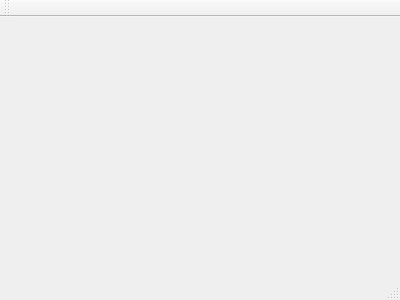
This is mainwindow.ui in ugurkbc/USBCameraVideoPlayer as Qt 5 draws it before an edit. The edited form follows.
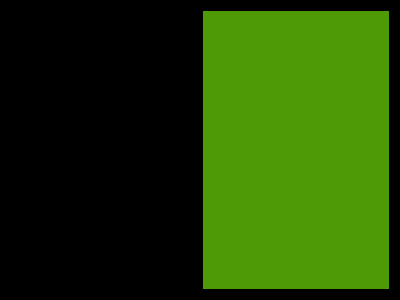
This is the edited form.

Diff of the .ui file:
```diff
--- a/mainwindow.ui
+++ b/mainwindow.ui
@@ -13,6 +13,9 @@
   <property name="windowTitle">
    <string>MainWindow</string>
   </property>
+  <property name="styleSheet">
+   <string notr="true">  background-color: black; </string>
+  </property>
   <widget class="QWidget" name="centralWidget">
    <layout class="QHBoxLayout" name="mainWindowHorizontalLayout">
     <item>
@@ -28,30 +31,14 @@
         <height>2000</height>
        </size>
       </property>
+      <property name="styleSheet">
+       <string notr="true">background-color: rgb(78, 154, 6);</string>
+      </property>
       <layout class="QVBoxLayout" name="verticalLayout_videocontrol"/>
      </widget>
     </item>
    </layout>
   </widget>
-  <widget class="QMenuBar" name="menuBar">
-   <property name="geometry">
-    <rect>
-     <x>0</x>
-     <y>0</y>
-     <width>400</width>
-     <height>22</height>
-    </rect>
-   </property>
-  </widget>
-  <widget class="QToolBar" name="mainToolBar">
-   <attribute name="toolBarArea">
-    <enum>TopToolBarArea</enum>
-   </attribute>
-   <attribute name="toolBarBreak">
-    <bool>false</bool>
-   </attribute>
-  </widget>
-  <widget class="QStatusBar" name="statusBar"/>
  </widget>
  <layoutdefault spacing="6" margin="11"/>
  <resources/>
```
